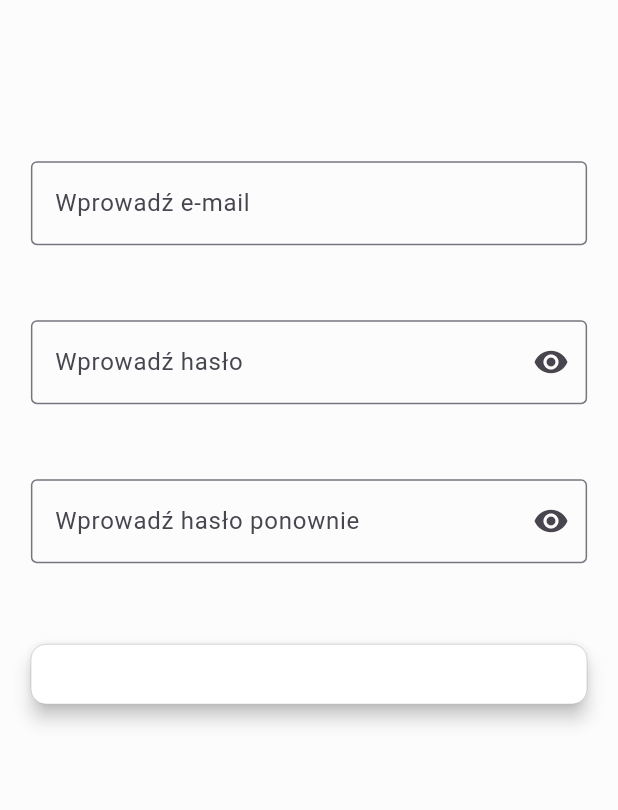
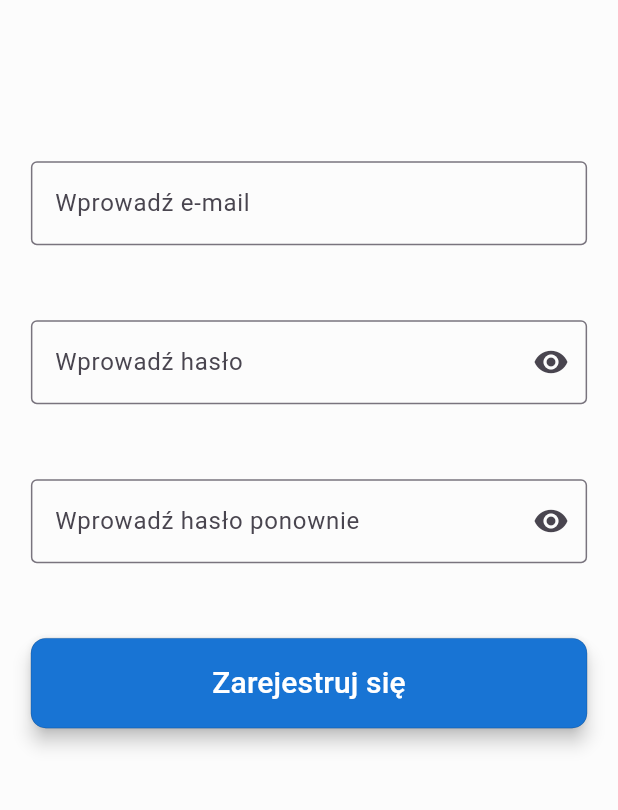
Before and after one commit to Adam-Lukaszewicz/OxyGuard, a Flutter app: the SignupBody screen opened directly with empty values, on a phone screen of 412 x 824 dp, the part 367-1177 px from its top. Run offline on Flutter 3.47's test engine with Material 3 defaults, Android fonts, the phone set to English and light mode, and no system bars; our stand-ins replace bloc, cloud_firestore, equatable, firebase_auth, firebase_core, flutter_bloc and 8 more; missing offline and left inert: real_volume, volume_controller; accounts and stored records are empty; network calls fail.

Commit message:
signup and reset button changes

```diff
--- a/oxy_guard/lib/reset_password/reset_page.dart
+++ b/oxy_guard/lib/reset_password/reset_page.dart
@@ -1,6 +1,6 @@
 import 'package:OxyGuard/reset_password/cubit/reset_cubit.dart';
 import 'package:OxyGuard/reset_password/cubit/reset_state.dart';
-import 'package:OxyGuard/reset_password/view/reset_password.dart';
+import 'package:OxyGuard/reset_password/view/reset_body.dart';
 import 'package:OxyGuard/splash/view/splash.dart';
 import 'package:flutter/material.dart';
 import 'package:flutter_bloc/flutter_bloc.dart';
--- a/oxy_guard/lib/reset_password/view/reset_body.dart
+++ b/oxy_guard/lib/reset_password/view/reset_body.dart
@@ -51,7 +51,9 @@ class _ResetBodyState extends State<ResetBody> {
                 ),
               ),
               const SizedBox(height: 50),
-              ElevatedButton(
+              SizedBox(
+                height: 60,
+                child: ElevatedButton(
                     onPressed: () async {
                       final ResetCubit cubit = context.read<ResetCubit>();
                       final bool success = await cubit.sendResetEmail(email: emailController.text);
@@ -59,11 +61,13 @@ class _ResetBodyState extends State<ResetBody> {
                         router.pop();
                       }
                     },
+                    style: ElevatedButton.styleFrom(foregroundColor: Colors.white, backgroundColor: const Color(0xff1874d4)),
                     child: Center(
                         child: Text(
                       "Zresetuj hasło",
                       style: TextStyle(fontSize: 20, color: Theme.of(context).colorScheme.onPrimary),
                     ))),
+              ),
             ],
           ),
         ),
--- a/oxy_guard/lib/signup/view/signup_body.dart
+++ b/oxy_guard/lib/signup/view/signup_body.dart
@@ -90,7 +90,9 @@ class _SignupBodyState extends State<SignupBody> {
                 obscureText: !verifyShowing,
               ),
               const SizedBox(height: 50),
-              ElevatedButton(
+              SizedBox(
+                height: 60,
+                child: ElevatedButton(
                     onPressed: () async {
                       final SignupCubit cubit = context.read<SignupCubit>();
                       bool success = await cubit.signUp(email: emailController.text, password: passwordController.text);
@@ -98,11 +100,13 @@ class _SignupBodyState extends State<SignupBody> {
                         router.pop();
                       }
                     },
-                  child: Center(
+                    style: ElevatedButton.styleFrom(foregroundColor: Colors.white, backgroundColor: const Color(0xff1874d4)),
+                    child: const Center(
                         child: Text(
                       "Zarejestruj się",
-                    style: TextStyle(fontSize: 20, color: Theme.of(context).colorScheme.onPrimary),
+                      style: TextStyle(fontSize: 20),
                     ))),
+              ),
             ],
           ),
         ),
```
Lines whose indentation alone changed are shown as unchanged.
